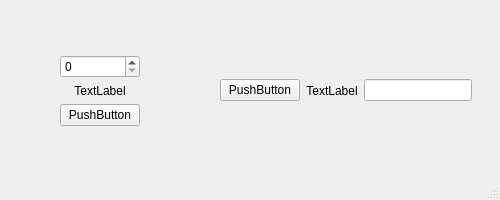
This is QtDesigner/mainwindow.ui in loguncov/QT as Qt 5 draws it before an edit. The edited form follows.
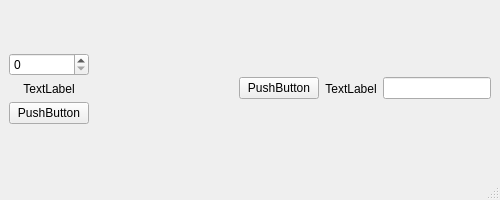
This is the edited form.

What changed in the file:
```diff
--- a/QtDesigner/mainwindow.ui
+++ b/QtDesigner/mainwindow.ui
@@ -26,15 +26,8 @@
    <string>MainWindow</string>
   </property>
   <widget class="QWidget" name="centralwidget">
-   <widget class="QWidget" name="">
-    <property name="geometry">
-     <rect>
-      <x>60</x>
-      <y>40</y>
-      <width>412</width>
-      <height>101</height>
-     </rect>
-    </property>
+   <layout class="QVBoxLayout" name="verticalLayout_2">
+    <item>
     <layout class="QGridLayout" name="gridLayout">
      <item row="0" column="0">
       <layout class="QVBoxLayout" name="verticalLayout">
@@ -101,7 +94,8 @@
       </layout>
      </item>
     </layout>
-   </widget>
+    </item>
+   </layout>
   </widget>
   <widget class="QMenuBar" name="menubar">
    <property name="geometry">
```
Lines whose indentation alone changed are shown as unchanged.
